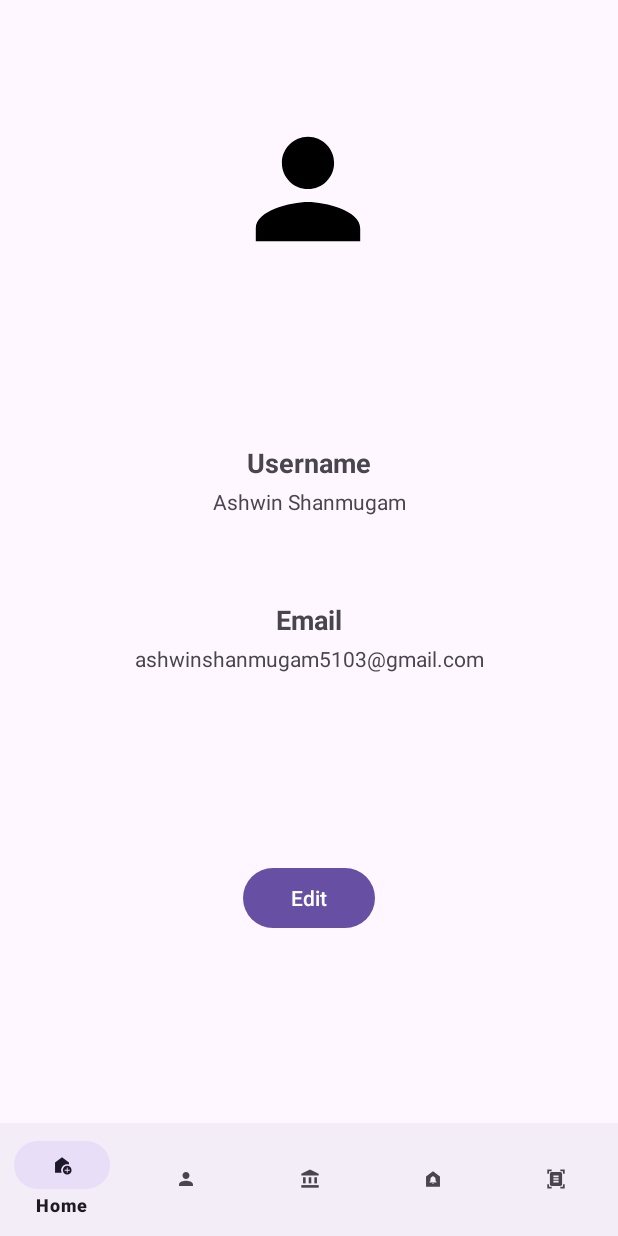
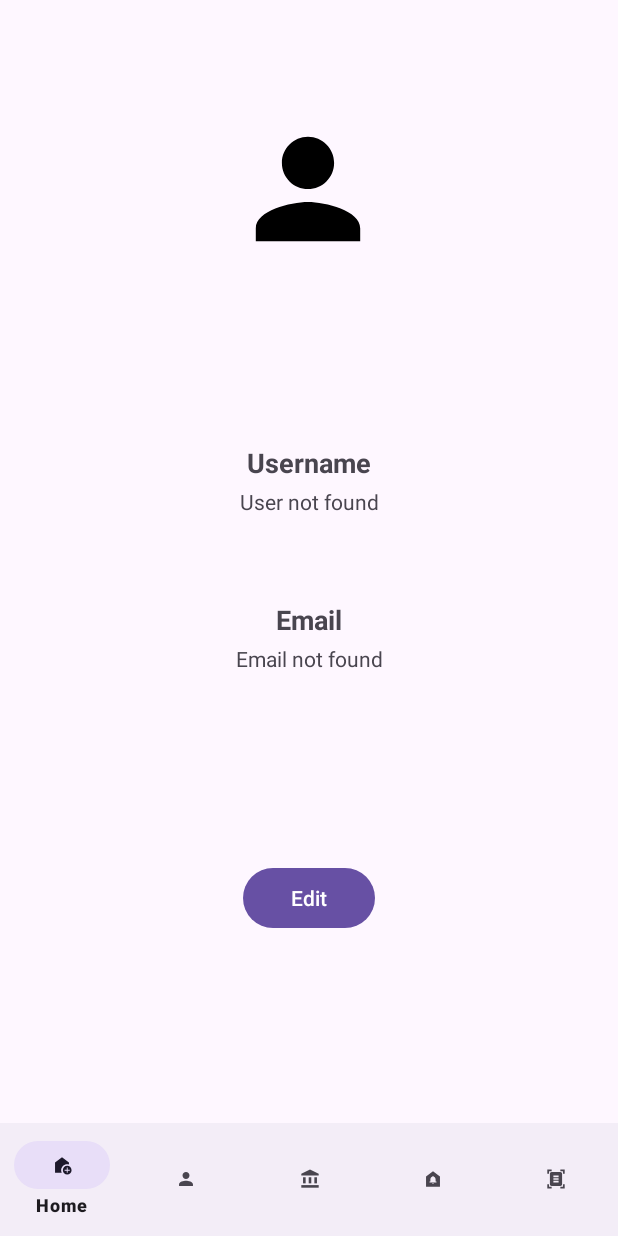
Before and after one commit to CMPUT301F24jigsaw/jigsaw-EventHub, an Android app: the UserMyprofile screen opened directly, with no data from a screen before it, on a phone screen of 412 x 824 dp. Run offline under Robolectric (Android 15) with nearby library versions, the phone set to English and light mode, and no system bars; our stand-ins replace Firebase (no records; nobody signed in at launch, a user with empty details on screens opened directly).

Commit message:
user myprofile updated to include db features

```diff
--- a/app/src/main/java/com/example/eventhub_jigsaw/entrant/UserHomePage.java
+++ b/app/src/main/java/com/example/eventhub_jigsaw/entrant/UserHomePage.java
@@ -11,6 +11,7 @@ import androidx.fragment.app.FragmentTransaction;
 
 import com.example.eventhub_jigsaw.MainActivity;
 import com.example.eventhub_jigsaw.R;
+import com.example.eventhub_jigsaw.entrant.UserMyprofile;
 import com.example.eventhub_jigsaw.admin.ProfilesFragment;
 import com.google.android.material.bottomnavigation.BottomNavigationView;
 
--- a/app/src/main/java/com/example/eventhub_jigsaw/entrant/UserMyprofile.java
+++ b/app/src/main/java/com/example/eventhub_jigsaw/entrant/UserMyprofile.java
@@ -1,6 +1,8 @@
 package com.example.eventhub_jigsaw.entrant;
 
 import android.os.Bundle;
+import android.provider.Settings;
+import android.util.Log;
 import android.view.LayoutInflater;
 import android.view.View;
 import android.view.ViewGroup;
@@ -12,43 +14,77 @@ import androidx.annotation.Nullable;
 import androidx.fragment.app.Fragment;
 
 import com.example.eventhub_jigsaw.R;
+import com.google.firebase.firestore.DocumentSnapshot;
+import com.google.firebase.firestore.FirebaseFirestore;
 
-public class UserMyprofile extends Fragment implements UserMyProfileEdit.OnProfileUpdateListener {
+public class UserMyprofile extends Fragment implements com.example.eventhub_jigsaw.entrant.UserMyProfileEdit.OnProfileUpdateListener {
+    private static final String TAG = "UserMyprofile";
     private TextView Text_username;
     private TextView Text_email;
+
+    private FirebaseFirestore db;
+    private String userID;
 
     @Nullable
     @Override
     public View onCreateView(@NonNull LayoutInflater inflater, @Nullable ViewGroup container, @Nullable Bundle savedInstanceState) {
         View view = inflater.inflate(R.layout.user_myprofile, container, false);
 
-        // Set initial user information
-        String username = "Ashwin Shanmugam";
-        String email = "ashwinshanmugam5103@gmail.com";
+        // Initialize Firestore
+        db = FirebaseFirestore.getInstance();
+        userID = Settings.Secure.getString(requireContext().getContentResolver(), Settings.Secure.ANDROID_ID);
 
         // Find and set the TextViews
         Text_username = view.findViewById(R.id.username_field);
         Text_email = view.findViewById(R.id.email_field);
 
-        Text_username.setText(username);
-        Text_email.setText(email);
+        // Fetch user data from Firestore
+        fetchUserData();
 
         // Find and handle the Edit button
         Button Button_edit = view.findViewById(R.id.edit_button);
-        Button_edit.setOnClickListener(new View.OnClickListener() {
-            @Override
-            public void onClick(View v) {
-                // Show the edit dialog
-                UserMyProfileEdit editDialog = new UserMyProfileEdit();
-                editDialog.setTargetFragment(UserMyprofile.this, 0); // Set target for communication
-                editDialog.show(getParentFragmentManager(), "edit_profile_dialog");
-            }
+        Button_edit.setOnClickListener(v -> {
+            // Show the edit dialog
+            com.example.eventhub_jigsaw.entrant.UserMyProfileEdit editDialog = new com.example.eventhub_jigsaw.entrant.UserMyProfileEdit();
+            Bundle args = new Bundle();
+            args.putString("userID", userID); // Pass the userID
+            editDialog.setArguments(args);
+            editDialog.setTargetFragment(UserMyprofile.this, 0); // Set target for communication
+            editDialog.show(getParentFragmentManager(), "edit_profile_dialog");
         });
 
         return view;
     }
 
-    // Callback method to handle updates from the dialog
+    // Fetch user data from Firestore
+    private void fetchUserData() {
+        db.collection("users").document(userID)
+                .get()
+                .addOnCompleteListener(task -> {
+                    if (task.isSuccessful()) {
+                        DocumentSnapshot document = task.getResult();
+                        if (document.exists()) {
+                            String username = document.getString("name");
+                            String email = document.getString("email");
+
+                            // Ensure Fragment is still attached
+                            if (isAdded()) {
+                                Text_username.setText(username);
+                                Text_email.setText(email);
+                            }
+                        } else {
+                            Log.d(TAG, "No such document");
+                            if (isAdded()) {
+                                Text_username.setText("User not found");
+                                Text_email.setText("Email not found");
+                            }
+                        }
+                    } else {
+                        Log.e(TAG, "Failed to fetch document", task.getException());
+                    }
+                });
+    }
+
     @Override
     public void onProfileUpdate(String newUsername, String newEmail) {
         Text_username.setText(newUsername);
```
Also changed, not shown: app/src/main/java/com/example/eventhub_jigsaw/entrant/UserMyProfileEdit.java (+40 -20 lines).
